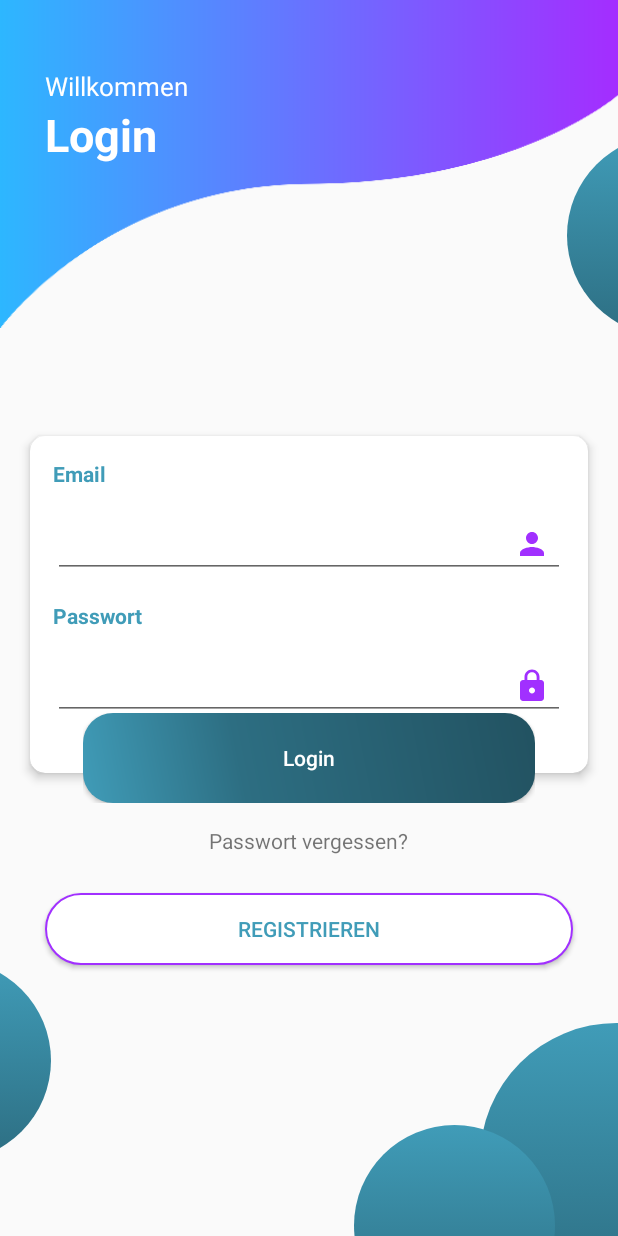
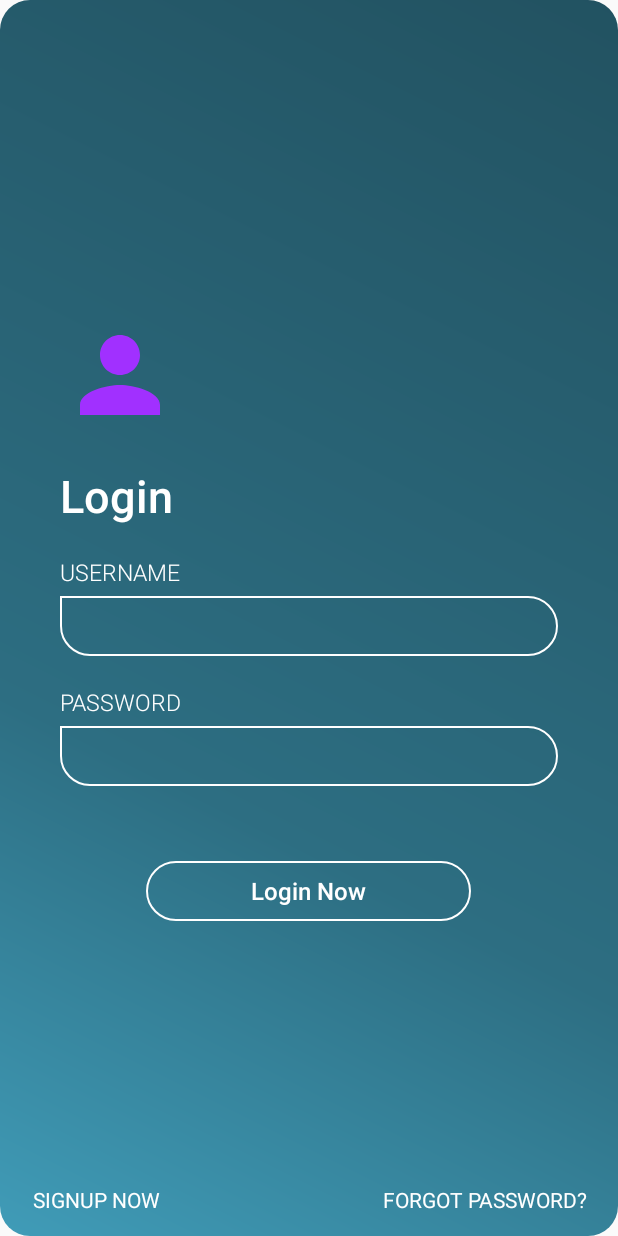
Before and after one commit to leonstelzer/App, an Android app: the screen it shows after launch (MainActivity), on a phone screen of 412 x 824 dp. Run offline under Robolectric (Android 15) with nearby library versions, the phone set to English and light mode, and no system bars; our stand-ins replace Firebase (no records; nobody signed in at launch, a user with empty details on screens opened directly).

Commit message:
login new

```diff
--- a/app/src/main/java/com/mind/simplelogin/Login/MainActivity.java
+++ b/app/src/main/java/com/mind/simplelogin/Login/MainActivity.java
@@ -1,12 +1,14 @@
 package com.mind.simplelogin.Login;
 
 import android.content.Intent;
+import android.os.Handler;
 import android.support.annotation.NonNull;
 import android.support.v7.app.AppCompatActivity;
 import android.os.Bundle;
 import android.view.View;
 import android.widget.Button;
 import android.widget.ImageView;
+import android.widget.RelativeLayout;
 import android.widget.TextView;
 import android.text.TextUtils;
 import android.widget.EditText;
@@ -23,11 +25,22 @@ import com.mind.simplelogin.Startseite;
 public class MainActivity extends AppCompatActivity  {
 
     Button btRegister;
-    ImageView circle1;
-    TextView tvLogin;
+
     Button login;
     EditText mEmail,mPassword;
     FirebaseAuth fAuth;
+
+    RelativeLayout rellay1, rellay2;
+
+    Handler handler = new Handler();
+    Runnable runnable = new Runnable() {
+        @Override
+        public void run() {
+            rellay1.setVisibility(View.VISIBLE);
+            rellay2.setVisibility(View.VISIBLE);
+        }
+    };
+
 
 
     @Override
@@ -35,12 +48,16 @@ public class MainActivity extends AppCompatActivity  {
         super.onCreate(savedInstanceState);
         setContentView(R.layout.activity_main);
 
+        rellay1 = (RelativeLayout) findViewById(R.id.rellay1);
+        rellay2 = (RelativeLayout) findViewById(R.id.rellay2);
+
+        handler.postDelayed(runnable, 2000); //2000 is the timeout for the splash
+
+
         btRegister = findViewById(R.id.btRegister);
-        tvLogin = findViewById(R.id.tvLogin);
-        circle1 = findViewById(R.id.circle1);
         login = findViewById(R.id.btLogin);
-        mEmail = findViewById(R.id.etUsername);
-        mPassword = findViewById(R.id.etPassword);
+        mEmail = findViewById(R.id.mEmail);
+        mPassword = findViewById(R.id.mPassword);
         fAuth = FirebaseAuth.getInstance();
 
 
--- /dev/null
+++ b/app/src/main/res/drawable-v24/btn_bg.xml
@@ -0,0 +1,14 @@
+<shape xmlns:android="http://schemas.android.com/apk/res/android"
+    android:shape="rectangle">
+
+    <corners
+        android:bottomLeftRadius="20dp"
+        android:bottomRightRadius="20dp"
+        android:topLeftRadius="20dp"
+        android:topRightRadius="20dp" />
+
+    <stroke
+        android:width="1dp"
+        android:color="@color/white" />
+
+</shape>
--- /dev/null
+++ b/app/src/main/res/drawable-v24/et_bg.xml
@@ -0,0 +1,14 @@
+<shape xmlns:android="http://schemas.android.com/apk/res/android"
+    android:shape="rectangle">
+
+    <corners
+        android:bottomLeftRadius="20dp"
+        android:bottomRightRadius="20dp"
+        android:topLeftRadius="0dp"
+        android:topRightRadius="20dp" />
+
+    <stroke
+        android:width="1dp"
+        android:color="@color/white" />
+
+</shape>
--- a/app/src/main/res/drawable/ic_person.xml
+++ b/app/src/main/res/drawable/ic_person.xml
@@ -1,5 +1,5 @@
 <vector android:height="24dp" android:tint="@color/colorPurple"
     android:viewportHeight="24.0" android:viewportWidth="24.0"
     android:width="24dp" xmlns:android="http://schemas.android.com/apk/res/android">
-    <path android:fillColor="@color/colorPurple" android:pathData="M12,12c2.21,0 4,-1.79 4,-4s-1.79,-4 -4,-4 -4,1.79 -4,4 1.79,4 4,4zM12,14c-2.67,0 -8,1.34 -8,4v2h16v-2c0,-2.66 -5.33,-4 -8,-4z"/>
+    <path android:fillColor="@color/colorBlue" android:pathData="M12,12c2.21,0 4,-1.79 4,-4s-1.79,-4 -4,-4 -4,1.79 -4,4 1.79,4 4,4zM12,14c-2.67,0 -8,1.34 -8,4v2h16v-2c0,-2.66 -5.33,-4 -8,-4z"/>
 </vector>
--- a/app/src/main/res/layout/activity_main.xml
+++ b/app/src/main/res/layout/activity_main.xml
@@ -2,204 +2,160 @@
 <RelativeLayout xmlns:android="http://schemas.android.com/apk/res/android"
         xmlns:app="http://schemas.android.com/apk/res-auto"
         xmlns:tools="http://schemas.android.com/tools"
-    android:focusableInTouchMode="true"
-    android:focusable="true"
         android:layout_width="match_parent"
         android:layout_height="match_parent"
-    tools:ignore="VectorDrawableCompat"
+        android:animateLayoutChanges="true"
+        android:background="@drawable/btbackground"
         tools:context=".Login.MainActivity">
-
-    <android.support.v7.widget.Toolbar
-        android:id="@+id/bgHeader"
-        android:layout_width="match_parent"
-        android:layout_height="220dp"
-        android:contentDescription="header"
-        android:background="@drawable/header"/>
-
-    <TextView
-        android:id="@+id/tvDesc"
-        android:layout_width="wrap_content"
-        android:layout_height="wrap_content"
-        android:layout_marginLeft="30dp"
-        android:layout_marginTop="45dp"
-        android:text="Willkommen"
-        android:textColor="@color/colorWhite"
-        android:textSize="17sp" />
-
-    <TextView
-        android:id="@+id/tvLogin"
-        android:layout_width="wrap_content"
-        android:layout_height="wrap_content"
-        android:layout_below="@+id/tvDesc"
-        android:layout_alignLeft="@+id/tvDesc"
-        android:text="Login"
-        android:transitionName="login"
-        android:textColor="@color/colorWhite"
-        android:textSize="30sp"
-        android:textStyle="bold" />
-
-    <ImageView
-        android:id="@+id/circle1"
-        android:layout_width="134dp"
-        android:layout_height="134dp"
-        android:transitionName="image"
-        android:layout_alignParentBottom="true"
-        android:layout_marginLeft="-100dp"
-        android:layout_marginBottom="50dp"
-        android:src="@drawable/circlet" />
-
-    <ImageView
-        android:id="@+id/circle2"
-        android:layout_width="182dp"
-        android:layout_height="182dp"
-        android:layout_alignParentRight="true"
-        android:layout_alignParentBottom="true"
-        android:layout_marginRight="-90dp"
-        android:layout_marginBottom="-40dp"
-        android:src="@drawable/circle" />
-
-    <ImageView
-        android:id="@+id/circle3"
-        android:layout_width="134dp"
-        android:layout_height="134dp"
-        android:layout_alignParentBottom="true"
-        android:layout_marginRight="-50dp"
-        android:layout_marginBottom="-60dp"
-        android:layout_toLeftOf="@id/circle2"
-        android:src="@drawable/circlet" />
-
-    <ImageView
-        android:id="@+id/circle4"
-        android:layout_width="134dp"
-        android:layout_height="134dp"
-        android:layout_below="@+id/bgHeader"
-        android:layout_marginTop="-130dp"
-        android:layout_marginRight="-100dp"
-        android:layout_alignParentRight="true"
-        android:src="@drawable/circlet" />
-
-    <ScrollView
-            android:id="@+id/sv"
-            android:layout_width="match_parent"
-            android:layout_height="881dp">
-
-        <RelativeLayout
-                android:layout_width="match_parent"
-                android:layout_height="match_parent"
-                android:layout_gravity="center"
-                android:layout_marginTop="50dp">
-
-            <android.support.v7.widget.CardView
-                    android:id="@+id/cv"
-                    android:layout_width="match_parent"
-                    android:layout_height="wrap_content"
-                    android:layout_margin="20dp"
-                    app:cardCornerRadius="10dp"
-                    app:cardElevation="4dp">
 
     <RelativeLayout
             android:layout_width="wrap_content"
             android:layout_height="wrap_content"
-                        android:paddingBottom="35dp">
+            android:layout_centerInParent="true"
+            android:layout_marginLeft="40dp"
+            android:layout_marginRight="40dp">
+
+        <ImageView
+                android:id="@+id/imgView_logo"
+                android:layout_width="80dp"
+                android:layout_height="80dp"
+                android:adjustViewBounds="true"
+                android:scaleType="fitCenter"
+                app:srcCompat="@drawable/ic_person" />
+
+        <RelativeLayout
+                android:id="@+id/rellay1"
+                android:layout_width="wrap_content"
+                android:layout_height="wrap_content"
+                android:layout_below="@+id/imgView_logo"
+                android:visibility="gone">
 
             <TextView
-                            android:id="@+id/tvUsername"
+                    android:id="@+id/tv_login"
                     android:layout_width="wrap_content"
                     android:layout_height="wrap_content"
-                            android:layout_margin="15dp"
-                            android:text="Email"
-                            android:textColor="#409CB8"
-                            android:textSize="14sp"
-                            android:textStyle="bold" />
+                    android:layout_marginTop="20dp"
+                    android:fontFamily="sans-serif-medium"
+                    android:text="Login"
+                    android:textColor="@color/white"
+                    android:textSize="30sp" />
+
+            <LinearLayout
+                    android:id="@+id/linlay1"
+                    android:layout_width="match_parent"
+                    android:layout_height="wrap_content"
+                    android:layout_below="@+id/tv_login"
+                    android:layout_marginTop="20dp"
+                    android:orientation="vertical">
+
+                <LinearLayout
+                        android:layout_width="match_parent"
+                        android:layout_height="wrap_content"
+                        android:orientation="vertical">
+
+                    <TextView
+                            android:layout_width="wrap_content"
+                            android:layout_height="wrap_content"
+                            android:fontFamily="sans-serif-light"
+                            android:text="Username"
+                            android:textAllCaps="true"
+                            android:textColor="@color/white"
+                            android:textSize="15sp" />
 
                     <EditText
-                            android:id="@+id/etUsername"
+                            android:id="@+id/mEmail"
+                            android:layout_width="match_parent"
+                            android:layout_height="40dp"
+                            android:layout_marginTop="5dp"
+                            android:background="@drawable/et_bg"
+                            android:fontFamily="sans-serif-light"
+                            android:paddingLeft="15dp"
+                            android:paddingRight="15dp"
+                            android:textColor="@color/white"
+                            android:textSize="15sp" />
+
+                </LinearLayout>
+
+                <LinearLayout
                         android:layout_width="match_parent"
                         android:layout_height="wrap_content"
-                            android:layout_below="@+id/tvUsername"
-                            android:layout_marginLeft="15dp"
-                            android:layout_marginRight="15dp"
-                            android:drawableRight="@drawable/ic_person"
-                            android:drawablePadding="30dp"
-                            android:inputType="text"
-                            android:padding="10dp" />
+                        android:layout_marginTop="20dp"
+                        android:orientation="vertical">
 
                     <TextView
-                            android:id="@+id/tvPassword"
                             android:layout_width="wrap_content"
                             android:layout_height="wrap_content"
-                            android:layout_below="@+id/etUsername"
-                            android:layout_margin="15dp"
-                            android:text="Passwort"
-                            android:textColor="#409CB8"
-                            android:textSize="14sp"
-                            android:textStyle="bold" />
+                            android:fontFamily="sans-serif-light"
+                            android:text="Password"
+                            android:textAllCaps="true"
+                            android:textColor="@color/white"
+                            android:textSize="15sp" />
 
                     <EditText
-                            android:id="@+id/etPassword"
+                            android:id="@+id/mPassword"
                             android:layout_width="match_parent"
-                            android:layout_height="wrap_content"
-                            android:layout_below="@+id/tvPassword"
-                            android:layout_marginLeft="15dp"
-                            android:layout_marginRight="15dp"
-                            android:drawableRight="@drawable/ic_lock"
-                            android:drawablePadding="30dp"
-                            android:inputType="textPassword"
-                            android:padding="10dp" />
+                            android:layout_height="40dp"
+                            android:layout_marginTop="5dp"
+                            android:background="@drawable/et_bg"
+                            android:fontFamily="sans-serif-light"
+                            android:paddingLeft="15dp"
+                            android:paddingRight="15dp"
+                            android:textColor="@color/white"
+                            android:textSize="15sp" />
+
+                </LinearLayout>
+
+            </LinearLayout>
+
+            <Button
+                    android:id="@+id/btLogin"
+            android:layout_width="wrap_content"
+            android:layout_height="40dp"
+            android:layout_below="@+id/linlay1"
+            android:layout_centerHorizontal="true"
+            android:layout_marginTop="50dp"
+            android:background="@drawable/btn_bg"
+            android:fontFamily="sans-serif-medium"
+            android:paddingLeft="70dp"
+            android:paddingRight="70dp"
+            android:text="Login Now"
+            android:textAllCaps="false"
+            android:textColor="@color/white"
+            android:textSize="16sp" />
 
         </RelativeLayout>
 
-            </android.support.v7.widget.CardView>
-
-
+    </RelativeLayout>
 
     <RelativeLayout
-                    android:layout_width="wrap_content"
-                    android:layout_height="wrap_content"
-                    android:layout_alignLeft="@+id/cv"
-                    android:layout_alignRight="@+id/cv"
-                    android:layout_alignBottom="@+id/cv"
-                    android:layout_centerHorizontal="true"
-                    android:layout_marginLeft="35dp"
-                    android:layout_marginRight="35dp"
-                    android:layout_marginBottom="-20dp"
-                    android:elevation="10dp">
-
-                <Button
-                        android:id="@+id/btLogin"
+            android:id="@+id/rellay2"
             android:layout_width="match_parent"
             android:layout_height="wrap_content"
-                        android:layout_centerVertical="true"
-                        android:background="@drawable/btbackground"
-                        android:text="Login"
-                        android:textAllCaps="false"
-                        android:textColor="@color/colorWhite" />
-            </RelativeLayout>
-
-
-            <TextView
-                    android:id="@+id/tvForgot"
-                    android:layout_width="wrap_content"
-                    android:layout_height="wrap_content"
-                    android:layout_below="@+id/cv"
-                    android:layout_centerHorizontal="true"
-                    android:layout_margin="15dp"
-                    android:text="Passwort vergessen?"
-                    android:textSize="14sp" />
+            android:layout_alignParentBottom="true"
+            android:layout_marginLeft="20dp"
+            android:layout_marginRight="20dp"
+            android:visibility="gone">
 
         <Button
                 android:id="@+id/btRegister"
-                    android:layout_width="match_parent"
+                android:layout_width="wrap_content"
                 android:layout_height="wrap_content"
-                    android:layout_below="@+id/tvForgot"
-                    android:layout_alignLeft="@+id/cv"
-                    android:layout_alignRight="@+id/cv"
-                    android:layout_margin="10dp"
-                    android:background="@drawable/bt_uiborder"
-                    android:paddingLeft="20dp"
-                    android:paddingRight="20dp"
-                    android:text="Registrieren"
-                    android:textColor="#409CB8" />
+                android:background="@color/transparent"
+                android:fontFamily="sans-serif"
+                android:text="Signup Now"
+                android:textAllCaps="true"
+                android:textColor="@color/white" />
+
+        <Button
+                android:layout_width="wrap_content"
+                android:layout_height="wrap_content"
+                android:layout_alignParentRight="true"
+                android:background="@color/transparent"
+                android:fontFamily="sans-serif"
+                android:text="Forgot Password?"
+                android:textAllCaps="true"
+                android:textColor="@color/white" />
+
     </RelativeLayout>
-    </ScrollView>
+
 </RelativeLayout>
--- a/app/src/main/res/layout/activity_register.xml
+++ b/app/src/main/res/layout/activity_register.xml
@@ -181,7 +181,7 @@
                         android:layout_width="match_parent"
                         android:layout_height="wrap_content"
                         android:layout_centerVertical="true"
-                        android:background="@drawable/bt_uisquare"
+                        android:background="@drawable/btbackground"
                         android:text="Login"
                         android:textAllCaps="false"
                         android:textColor="@color/colorWhite" />
--- a/app/src/main/res/values/colors.xml
+++ b/app/src/main/res/values/colors.xml
@@ -8,13 +8,13 @@
     <color name="colorPurple">#A130FF</color>
     <color name="colorPurpleT">#64a130ff</color>
     <color name="colorWhite">#ffffff</color>
-
+    <color name="transparent">#00000000</color>
     <color name="backgroundcolor">#fcfcfc</color>
     <color name="lightgray">#ededed</color>
     <color name="deeppurple">#7c4dff</color>
     <color name="yello">#ffb300</color>
     <color name="green">#00bfa5</color>
-
+    <color name="gradStop">#23A7D8</color>
     <color name="darkblue">#23283a</color>
     <color name="testcolorblue">#152b38</color>
     <color name="pink">#fe104d</color>
```
Also changed, not shown: app/src/main/java/com/mind/simplelogin/Userliste/UsersListAdapter.java (+9 -1 lines), app/src/main/java/com/mind/simplelogin/events/findevents/EventListAdapter.java (+11 -2 lines), app/src/main/java/com/mind/simplelogin/events/findevents/tab1.java (+8 -2 lines), app/src/main/res/drawable-v24/grad_bg.xml (added, +10 -0 lines), app/src/main/res/drawable-v24/ic_launcher_background.xml (added, +170 -0 lines). Lines whose indentation alone changed are shown as unchanged.
